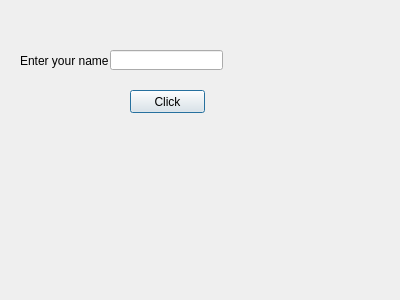
This is LineEditClass.ui in MoeNajdi/python-Gui as Qt 5 draws it before an edit. The edited form follows.
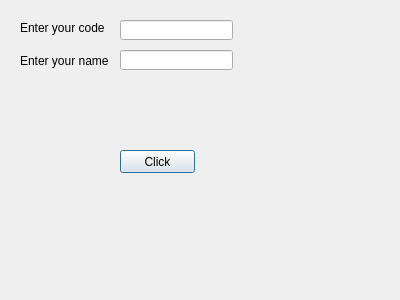
This is the edited form.

```diff
--- a/LineEditClass.ui
+++ b/LineEditClass.ui
@@ -42,7 +42,7 @@
   <widget class="QLineEdit" name="lineEdit">
    <property name="geometry">
     <rect>
-     <x>110</x>
+     <x>120</x>
      <y>50</y>
      <width>113</width>
      <height>20</height>
@@ -52,8 +52,8 @@
   <widget class="QPushButton" name="pushButton">
    <property name="geometry">
     <rect>
-     <x>130</x>
-     <y>90</y>
+     <x>120</x>
+     <y>150</y>
      <width>75</width>
      <height>23</height>
     </rect>
@@ -62,6 +62,29 @@
     <string>Click</string>
    </property>
   </widget>
+  <widget class="QLabel" name="label_3">
+   <property name="geometry">
+    <rect>
+     <x>20</x>
+     <y>20</y>
+     <width>91</width>
+     <height>16</height>
+    </rect>
+   </property>
+   <property name="text">
+    <string>Enter your code</string>
+   </property>
+  </widget>
+  <widget class="QLineEdit" name="lineEditCode">
+   <property name="geometry">
+    <rect>
+     <x>120</x>
+     <y>20</y>
+     <width>113</width>
+     <height>20</height>
+    </rect>
+   </property>
+  </widget>
  </widget>
  <resources/>
  <connections/>
```
